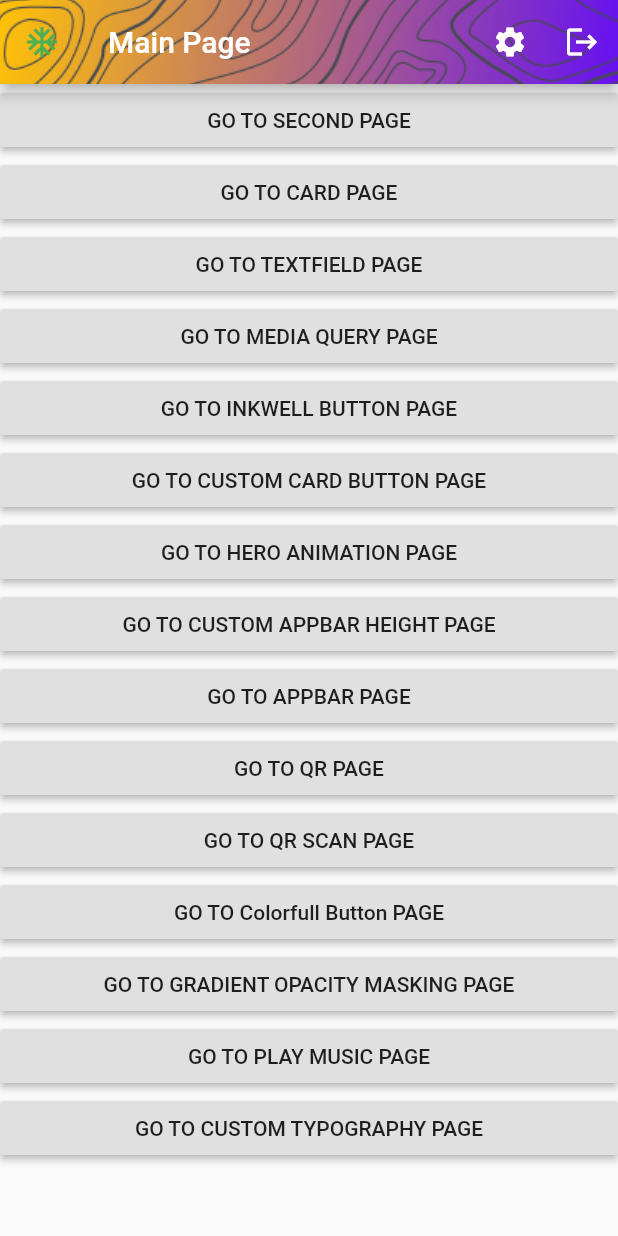
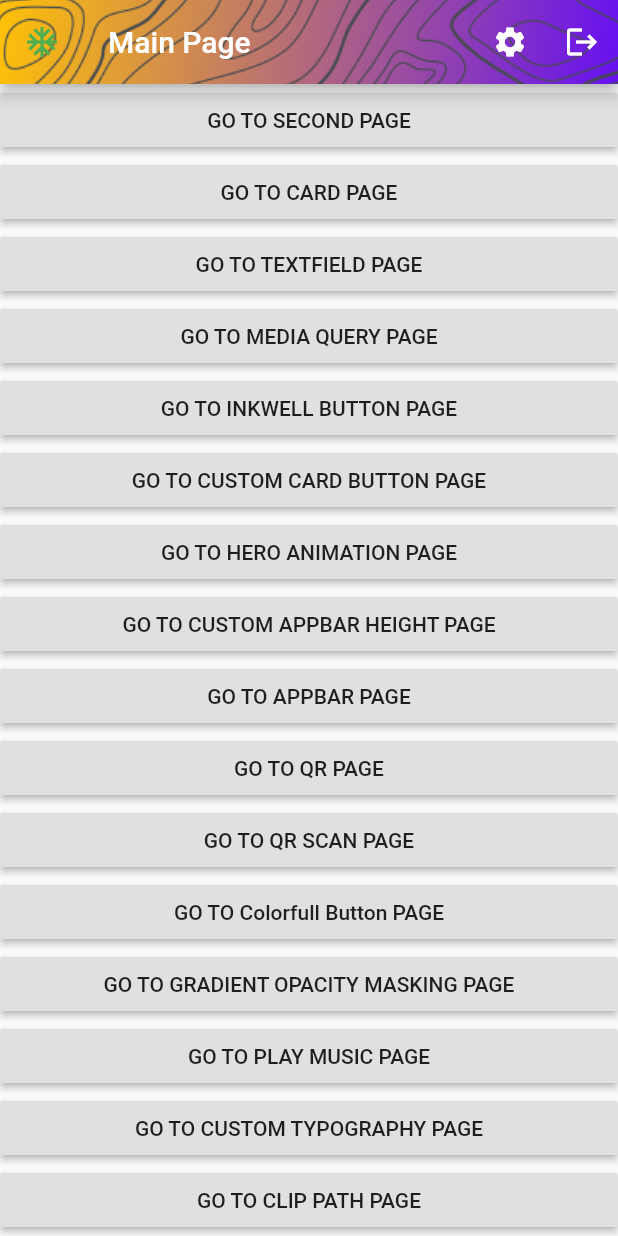
Before and after one commit to wikugw/belajar-flutter, a Flutter app: the MainPage screen opened directly, on a phone screen of 412 x 824 dp. Run offline on Flutter 3.47's test engine with Material 2 defaults, Android fonts, the phone set to English and light mode, and no system bars; our stand-ins replace audioplayers, qr_flutter; missing offline and left inert: qrscan; network calls fail.

Commit message:
halaman clippath

```diff
--- /dev/null
+++ b/lib/clippath_page.dart
@@ -0,0 +1,40 @@
+import 'package:flutter/material.dart';
+
+class ClippathPage extends StatelessWidget {
+  @override
+  Widget build(BuildContext context) {
+    return Scaffold(
+      appBar: AppBar(
+        title: Text('Clippath page'),
+      ),
+      body: Center(
+        child: ClipPath(
+          clipper: MyClipper(),
+          child: Image(
+            width: 300,
+            image: NetworkImage(
+              'https://images.unsplash.com/photo-1593642702749-b7d2a804fbcf?ixid=MXwxMjA3fDF8MHxwaG90by1wYWdlfHx8fGVufDB8fHw%3D&ixlib=rb-1.2.1&auto=format&fit=crop&w=1400&q=80'
+            )
+          ),
+        ),
+      ),
+    );
+  }
+}
+
+class MyClipper extends CustomClipper<Path>{
+  @override
+  Path getClip(Size size) {
+      Path path = Path();
+
+      path.lineTo(0, size.height);
+      path.quadraticBezierTo(size.width / 2, size.height * 0.75, size.width, size.height);
+      path.lineTo(size.width, 0);
+      path.close();
+
+      return path;
+    }
+
+    @override
+    bool shouldReclip(covariant CustomClipper<Path> oldClipper) => false;
+}
--- a/lib/main_page.dart
+++ b/lib/main_page.dart
@@ -1,5 +1,6 @@
 import 'package:flutter/material.dart';
 import 'package:hello_world/appbar_page.dart';
+import 'package:hello_world/clippath_page.dart';
 import 'package:hello_world/colorfull_button_page.dart';
 import 'package:hello_world/custom_card_page.dart';
 import 'package:hello_world/custom_typography_page.dart';
@@ -168,7 +169,15 @@ class MainPage extends StatelessWidget {
                   }));
                 },
                 child: Text('GO TO CUSTOM TYPOGRAPHY PAGE'),
-              )
+              ),
+              RaisedButton(
+                onPressed: (){
+                  Navigator.push(context, MaterialPageRoute(builder: (context){
+                    return ClippathPage();
+                  }));
+                },
+                child: Text('GO TO CLIP PATH PAGE'),
+              ),
             ],
         ),
       ),
```
